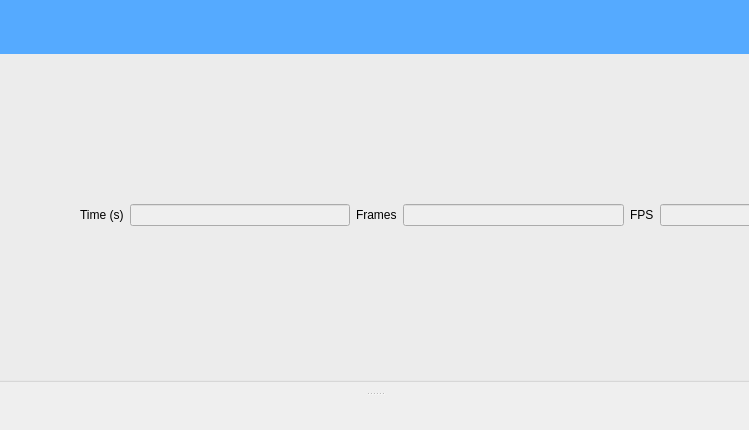
Before: the Qt Designer form editor/gui/playwindow.ui in ensisoft/detonator, drawn with Qt 5; both pictures show x 152 to 901 and y 342 to 772 of the 1053 by 1059 pixel window.
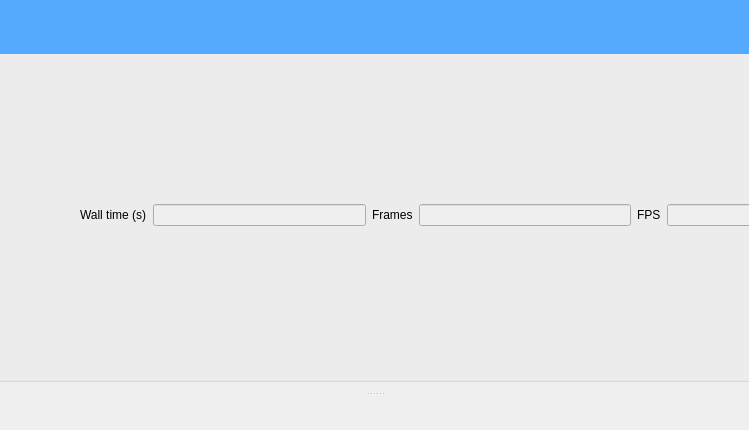
After: the same form once the commit is applied. Icons and pictures are not drawn.

Commit message:
Remove wall time from App update
Remove wall time from App update. The less time counters there are
the less the chances of confusion.

What changed in the file:
```diff
--- a/editor/gui/playwindow.ui
+++ b/editor/gui/playwindow.ui
@@ -105,7 +105,7 @@
           <item>
            <widget class="QLabel" name="label_6">
             <property name="text">
-             <string>Time (s)</string>
+             <string>Wall time (s)</string>
             </property>
            </widget>
           </item>
```
Left out of the diff: 4 changed lines with no effect on the pictures. The commit also changes 6 other files.
